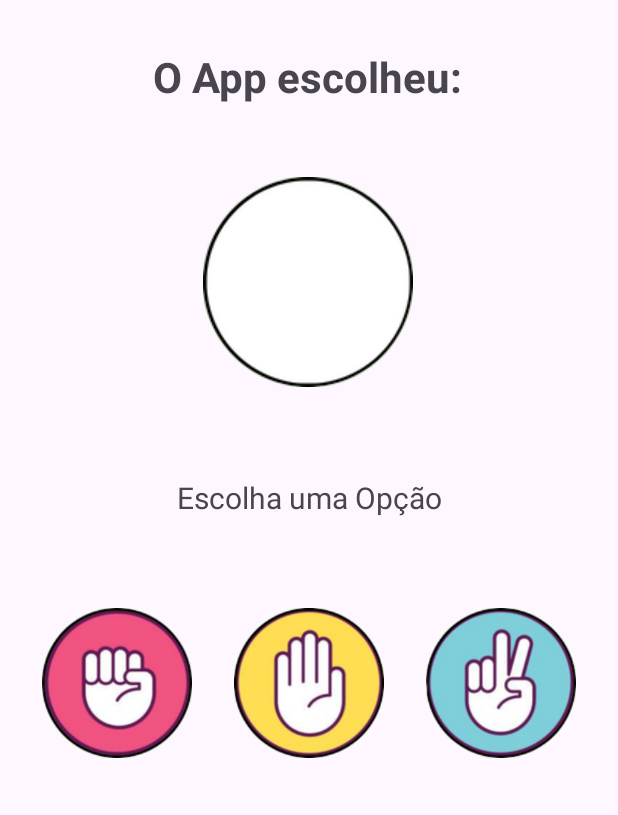
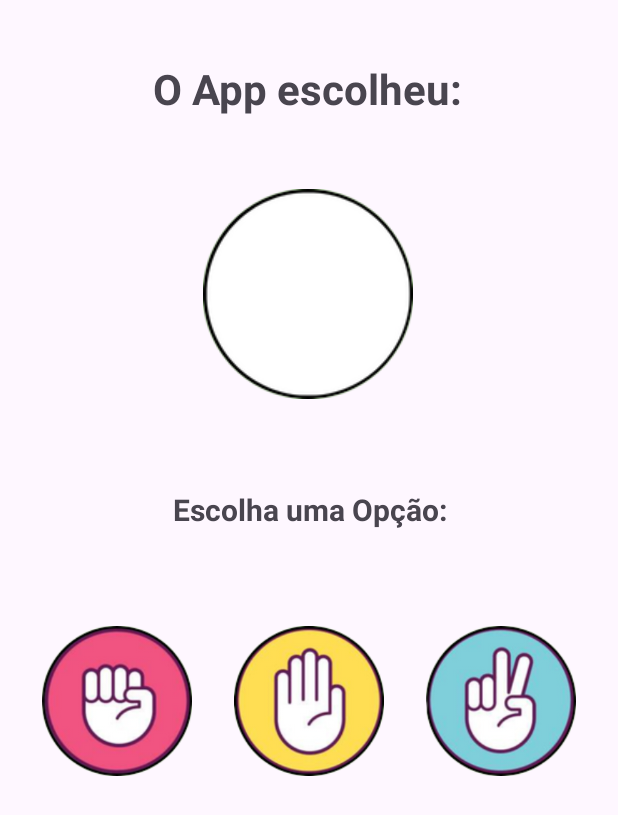
Before and after one commit to DiasMath/App-Jokempo, an Android app: the screen it shows after launch (MainActivity), on a phone screen of 412 x 824 dp. Shown: the top 815 px of the screen. Run offline under Robolectric (Android 15) with nearby library versions, the phone set to English and light mode, and no system bars.

Commit message:
app finalizado, corrigindo bugs e melhorando layout

```diff
--- a/app/src/main/res/layout/activity_main.xml
+++ b/app/src/main/res/layout/activity_main.xml
@@ -10,17 +10,42 @@
         android:id="@+id/textView"
         android:layout_width="wrap_content"
         android:layout_height="wrap_content"
-        android:layout_marginTop="32dp"
+        android:layout_marginTop="40dp"
         android:text="O App escolheu:"
         android:textSize="28sp"
         android:textStyle="bold"
         app:layout_constraintEnd_toEndOf="parent"
-        app:layout_constraintHorizontal_bias="0.498"
+        app:layout_constraintHorizontal_bias="0.497"
         app:layout_constraintStart_toStartOf="parent"
         app:layout_constraintTop_toTopOf="parent" />
 
+    <TextView
+        android:id="@+id/textResultado"
+        android:layout_width="wrap_content"
+        android:layout_height="wrap_content"
+        android:layout_marginTop="60dp"
+        android:text="Escolha uma Opção:"
+        android:textSize="20sp"
+        android:textStyle="bold"
+        app:layout_constraintEnd_toEndOf="parent"
+        app:layout_constraintHorizontal_bias="0.504"
+        app:layout_constraintStart_toStartOf="parent"
+        app:layout_constraintTop_toBottomOf="@+id/imageResultado" />
+
+    <Button
+        android:id="@+id/btnJogarNovamente"
+        android:layout_width="wrap_content"
+        android:layout_height="wrap_content"
+        android:layout_marginTop="28dp"
+        android:onClick="reiniciarJogo"
+        android:text="Jogar Novamente"
+        app:layout_constraintEnd_toEndOf="parent"
+        app:layout_constraintHorizontal_bias="0.502"
+        app:layout_constraintStart_toStartOf="parent"
+        app:layout_constraintTop_toBottomOf="@+id/imageView2" />
+
     <ImageView
-        android:id="@+id/imageView"
+        android:id="@+id/imageResultado"
         android:layout_width="140dp"
         android:layout_height="140dp"
         android:layout_marginTop="48dp"
@@ -34,44 +59,36 @@
         android:id="@+id/imageView3"
         android:layout_width="100dp"
         android:layout_height="100dp"
-        android:layout_marginTop="60dp"
+        android:layout_marginTop="64dp"
+        android:onClick="selecionadoTesoura"
         app:layout_constraintEnd_toEndOf="parent"
         app:layout_constraintHorizontal_bias="0.5"
         app:layout_constraintStart_toEndOf="@+id/imageView2"
-        app:layout_constraintTop_toBottomOf="@+id/textView2"
+        app:layout_constraintTop_toBottomOf="@+id/textResultado"
         app:srcCompat="@drawable/tesoura" />
+
+    <ImageView
+        android:id="@+id/imageView4"
+        android:layout_width="100dp"
+        android:layout_height="100dp"
+        android:layout_marginTop="64dp"
+        android:onClick="selecionadoPedra"
+        app:layout_constraintEnd_toStartOf="@+id/imageView2"
+        app:layout_constraintHorizontal_bias="0.5"
+        app:layout_constraintStart_toStartOf="parent"
+        app:layout_constraintTop_toBottomOf="@+id/textResultado"
+        app:srcCompat="@drawable/pedra" />
 
     <ImageView
         android:id="@+id/imageView2"
         android:layout_width="100dp"
         android:layout_height="100dp"
-        android:layout_marginTop="60dp"
+        android:layout_marginTop="64dp"
+        android:onClick="selecionadoPapel"
         app:layout_constraintEnd_toStartOf="@+id/imageView3"
         app:layout_constraintHorizontal_bias="0.5"
         app:layout_constraintStart_toEndOf="@+id/imageView4"
-        app:layout_constraintTop_toBottomOf="@+id/textView2"
+        app:layout_constraintTop_toBottomOf="@+id/textResultado"
         app:srcCompat="@drawable/papel" />
 
-    <ImageView
-        android:id="@+id/imageView4"
-        android:layout_width="100dp"
-        android:layout_height="100dp"
-        android:layout_marginTop="60dp"
-        app:layout_constraintEnd_toStartOf="@+id/imageView2"
-        app:layout_constraintHorizontal_bias="0.5"
-        app:layout_constraintStart_toStartOf="parent"
-        app:layout_constraintTop_toBottomOf="@+id/textView2"
-        app:srcCompat="@drawable/pedra" />
-
-    <TextView
-        android:id="@+id/textView2"
-        android:layout_width="wrap_content"
-        android:layout_height="wrap_content"
-        android:layout_marginTop="60dp"
-        android:text="Escolha uma Opção"
-        android:textSize="20sp"
-        app:layout_constraintEnd_toEndOf="parent"
-        app:layout_constraintStart_toStartOf="parent"
-        app:layout_constraintTop_toBottomOf="@+id/imageView" />
-
 </androidx.constraintlayout.widget.ConstraintLayout>
```
Also changed, not shown: app/src/main/java/com/example/jokempo/MainActivity.java (+74 -0 lines).
